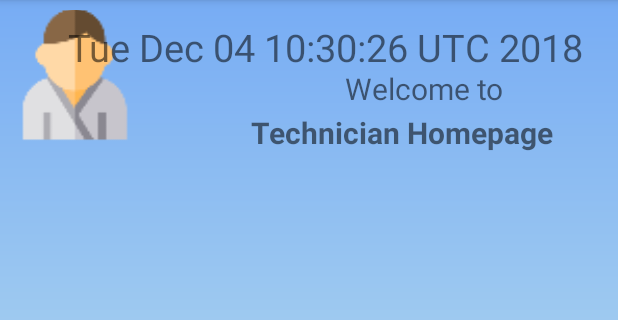
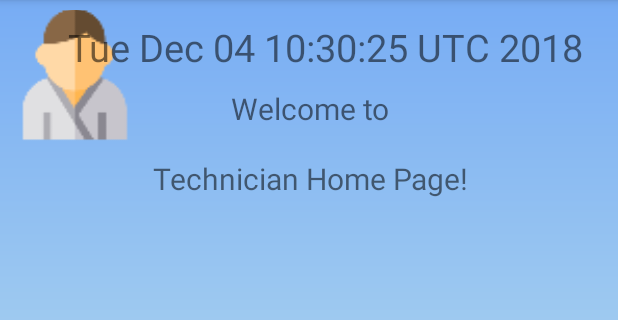
Before and after one commit to benamreview/CS5551-Team7-Project, an Android app: the TechnicianHome screen opened directly, with no data from a screen before it, on a phone screen of 412 x 824 dp, the part 84-404 px from its top. Run offline under Robolectric (Android 15) with nearby library versions, the phone set to English and light mode, and no system bars; our stand-ins replace Firebase (no records; nobody signed in at launch, a user with empty details on screens opened directly).

Commit message:
Update Layout and Display

```diff
--- a/SourceCode/FixItUpApp/app/src/main/java/com/fixitup/cs5551/fixitupapp/CustomerHome.java
+++ b/SourceCode/FixItUpApp/app/src/main/java/com/fixitup/cs5551/fixitupapp/CustomerHome.java
@@ -95,12 +95,11 @@ public class CustomerHome extends AppCompatActivity {
 
                 if(id == R.id.logout_cust)
                 {
-                    {
                     FirebaseAuth.getInstance().signOut();
                     Intent intent = new Intent(CustomerHome.this, MainActivity.class);
                     startActivity(intent);
                    Toast.makeText(CustomerHome.this, "logout", Toast.LENGTH_SHORT);
-                }
+                        finish();
                 }
 
                 if(id == R.id.maps)
@@ -118,8 +117,6 @@ public class CustomerHome extends AppCompatActivity {
                     finish();
                     Toast.makeText(CustomerHome.this, "setting",Toast.LENGTH_SHORT);
                 }
-
-
                 return true;
             }
         });
--- a/SourceCode/FixItUpApp/app/src/main/java/com/fixitup/cs5551/fixitupapp/TechnicianHome.java
+++ b/SourceCode/FixItUpApp/app/src/main/java/com/fixitup/cs5551/fixitupapp/TechnicianHome.java
@@ -64,10 +64,6 @@ public class TechnicianHome extends AppCompatActivity {
     private TextView mDate;
 
     private DatabaseReference mTechnicianDatabase;
-    DatabaseReference dbr;
-    TechnicianDetails td;
-    ArrayList<String> list;
-    ArrayAdapter<String> ad;
     Thread thread;
     @Override
     protected void onCreate(Bundle savedInstanceState) {
@@ -96,6 +92,7 @@ public class TechnicianHome extends AppCompatActivity {
                         FirebaseAuth.getInstance().signOut();
                         Intent intent = new Intent(TechnicianHome.this, MainActivity.class);
                         startActivity(intent);
+                        finish();
                          Toast.makeText(TechnicianHome.this, "logout", Toast.LENGTH_SHORT);
                     }
                 }
@@ -147,28 +144,6 @@ public class TechnicianHome extends AppCompatActivity {
         mProfileImage = (ImageView) findViewById(R.id.profileImg);
         userID = FirebaseAuth.getInstance().getCurrentUser().getUid();
         mTechnicianDatabase= FirebaseDatabase.getInstance().getReference().child("Users").child("Technicians").child(userID);
-
-        dbr = FirebaseDatabase.getInstance().getReference().child("Users").child("Technicians");
-        lv = (ListView)findViewById(R.id.listView);
-        td = new TechnicianDetails();
-        list = new ArrayList<>();
-        ad = new ArrayAdapter<String>(this, R.layout.list_layout, R.id.technician, list);
-        dbr.addValueEventListener(new ValueEventListener() {
-            @Override
-            public void onDataChange(@NonNull DataSnapshot dataSnapshot) {
-                //To-be implemented: have a spinner and s
-                for(DataSnapshot ds: dataSnapshot.getChildren()){
-                    td = ds.getValue(TechnicianDetails.class);
-                    list.add(td.getName().toString()+"\n"+td.getEmail().toString()+"\n"+td.getContact().toString()+"\n "+td.getType().toString()+"\n"+td.getZipcode().toString());
-                }
-                lv.setAdapter(ad);
-            }
-
-            @Override
-            public void onCancelled(@NonNull DatabaseError databaseError) {
-
-            }
-        });
         //Map Btn
         //To-be-implemented: Display map on this screen.
        // mMapBtn = (Button) findViewById(R.id.mapBtn);
--- a/SourceCode/FixItUpApp/app/src/main/java/com/fixitup/cs5551/fixitupapp/TechnicianMapActivity.java
+++ b/SourceCode/FixItUpApp/app/src/main/java/com/fixitup/cs5551/fixitupapp/TechnicianMapActivity.java
@@ -319,7 +319,7 @@ public class TechnicianMapActivity extends FragmentActivity implements OnMapRead
                                                     Intent intent = new Intent(TechnicianMapActivity.this, TechnicianRatingActivity.class);
                                                     intent.putExtra("cID", lastCustomerID);
                                                     startActivity(intent);
-                                                    //finish();
+                                                    finish();
                                                 }
                                             })
                                             .setNegativeButton("No!", new DialogInterface.OnClickListener() {
--- a/SourceCode/FixItUpApp/app/src/main/java/com/fixitup/cs5551/fixitupapp/TechnicianRatingActivity.java
+++ b/SourceCode/FixItUpApp/app/src/main/java/com/fixitup/cs5551/fixitupapp/TechnicianRatingActivity.java
@@ -88,7 +88,7 @@ public class TechnicianRatingActivity extends AppCompatActivity {
                     } catch (InterruptedException e) {
                         e.printStackTrace();
                     }
-                    intent = new Intent(TechnicianRatingActivity.this, TechnicianHome.class);
+                    intent = new Intent(TechnicianRatingActivity.this, TechnicianMapActivity.class);
                     startActivity(intent);
                 }
             }
--- a/SourceCode/FixItUpApp/app/src/main/java/com/fixitup/cs5551/fixitupapp/TechnicianRegisterActivity.java
+++ b/SourceCode/FixItUpApp/app/src/main/java/com/fixitup/cs5551/fixitupapp/TechnicianRegisterActivity.java
@@ -75,6 +75,8 @@ public class TechnicianRegisterActivity extends AppCompatActivity {
             TechnicianDetails td = new TechnicianDetails( tEmail,tName,tMobile,tZipcode,tExpertise,tFee);
             dbr.child(id).setValue(td);
             Toast.makeText(this,"Technician is added",Toast.LENGTH_LONG).show();
+            intent = new Intent(TechnicianRegisterActivity.this, TechnicianHome.class);
+            startActivity(intent);
         } /*else{
             Toast.makeText(this,"Please enter details",Toast.LENGTH_LONG).show();
         }*/
--- a/SourceCode/FixItUpApp/app/src/main/res/layout/activity_customer_home.xml
+++ b/SourceCode/FixItUpApp/app/src/main/res/layout/activity_customer_home.xml
@@ -85,7 +85,7 @@
                 android:layout_alignParentEnd="true"
                 android:layout_marginTop="-3dp"
                 android:layout_marginEnd="37dp"
-                android:text="Customer Homepage"
+                android:text="Customer Homepage!"
                 android:textStyle="bold"
                 android:textSize="20sp" />
 
--- a/SourceCode/FixItUpApp/app/src/main/res/layout/activity_technician_home.xml
+++ b/SourceCode/FixItUpApp/app/src/main/res/layout/activity_technician_home.xml
@@ -53,30 +53,17 @@
         <TextView
             android:id="@+id/textView8"
             android:layout_width="wrap_content"
-            android:layout_height="38dp"
+            android:layout_height="wrap_content"
             android:layout_alignParentTop="true"
             android:layout_alignParentEnd="true"
-            android:layout_marginTop="40dp"
-            android:layout_marginEnd="70dp"
+            android:layout_marginTop="35dp"
+            android:layout_marginEnd="100dp"
             android:hint="@string/hint1"
             android:textFontWeight="400"
-            android:text="Welcome to"
+            android:text="\nWelcome to\n\nTechnician Home Page!"
             android:textStyle="bold"
             android:textSize="20sp"
             android:gravity = "center"/>
-
-        <TextView
-            android:id="@+id/textView9"
-            android:layout_width="207dp"
-            android:layout_height="40dp"
-            android:layout_below="@+id/textView8"
-            android:layout_alignParentEnd="true"
-            android:layout_marginTop="-3dp"
-            android:layout_marginEnd="37dp"
-            android:textStyle="bold"
-            android:text="Technician Homepage"
-            android:textSize="20sp" />
-
 
 </RelativeLayout>
     <android.support.design.widget.NavigationView
```
